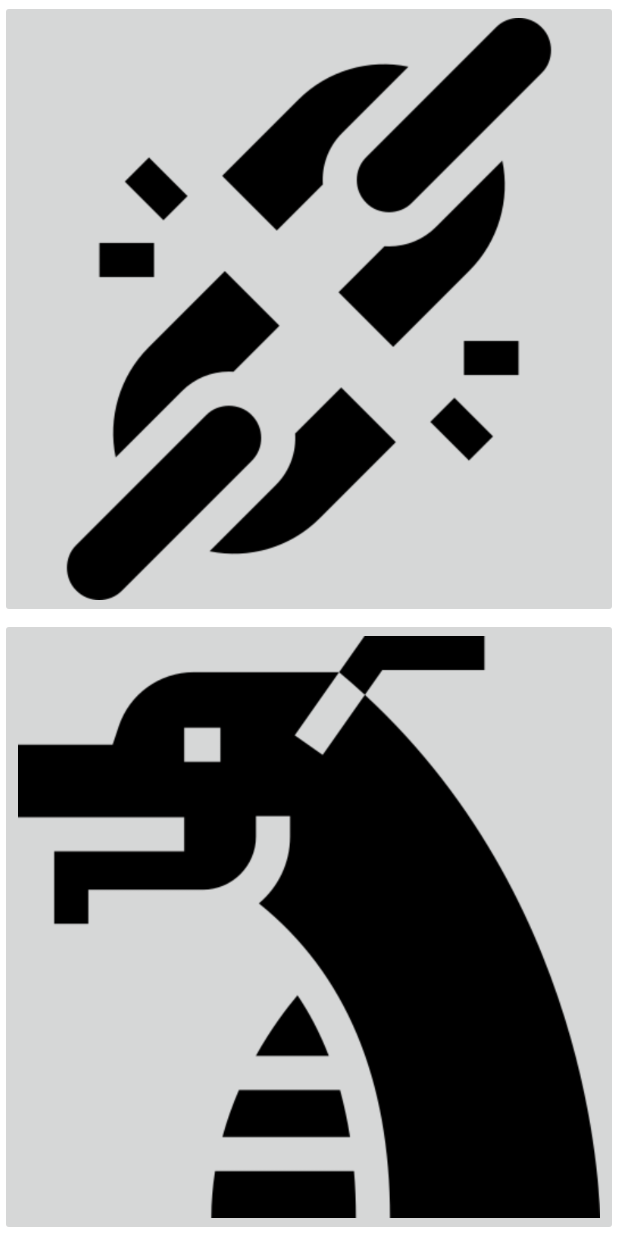
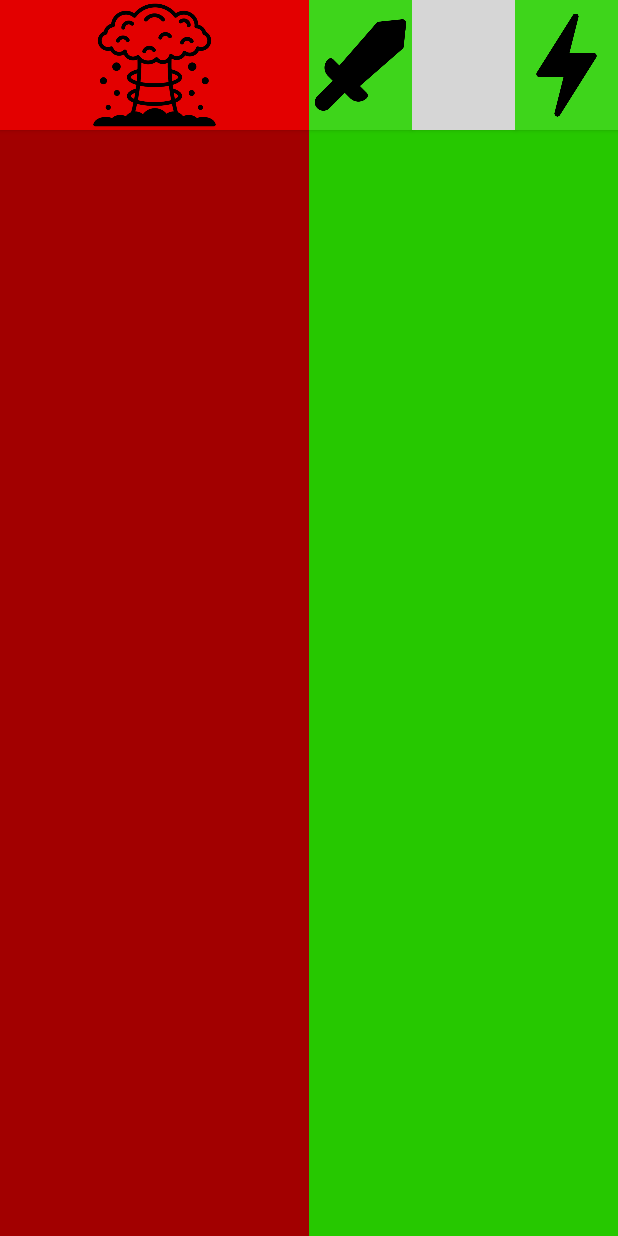
Before and after one commit to JSanchez78657/BattleConLifeTracker, an Android app: the screen it shows after launch (DynamicGameScreen), on a phone screen of 412 x 824 dp. Run offline under Robolectric (Android 15) with nearby library versions, the phone set to English and light mode, and no system bars; grey boxes are pictures that could not be loaded.

Commit message:
Designed the pieces needed to modularize the layout population. Figured out how to build with them. TODO: Build the standard layouts necessary for gameplay.

```diff
--- a/app/src/main/java/com/example/battleconlifetracker/layouts/DynamicGameScreen.kt
+++ b/app/src/main/java/com/example/battleconlifetracker/layouts/DynamicGameScreen.kt
@@ -15,36 +15,32 @@ class DynamicGameScreen : AppCompatActivity() {
     override fun onCreate(savedInstanceState: Bundle?) {
         super.onCreate(savedInstanceState)
         setContentView(R.layout.team_game)
-        var constraintLayout = findViewById<ConstraintLayout>(R.id.TeamConstraint)
-        var constraintSet = ConstraintSet()
-        var topButton = ImageButton(constraintLayout.context)
-        var bottomButton = ImageButton(constraintLayout.context)
+        var constraintLayout = findViewById<ConstraintLayout>(R.id.GameConstraint)
 
-        topButton.id = View.generateViewId()
-        topButton.scaleType = ImageView.ScaleType.FIT_CENTER
-        topButton.layoutParams = ViewGroup.LayoutParams(0,0)
-        topButton.setImageResource(R.drawable.freedom)
+        var health = layoutInflater.inflate(R.layout.health_block, constraintLayout, false)
+        var force = layoutInflater.inflate(R.layout.force_block, constraintLayout, false)
 
-        bottomButton.id = View.generateViewId()
-        bottomButton.scaleType = ImageView.ScaleType.FIT_CENTER
-        bottomButton.layoutParams = ViewGroup.LayoutParams(0,0)
-        bottomButton.setImageResource(R.drawable.dragon)
+        var constraints = ConstraintSet()
 
-        constraintLayout.addView(topButton)
-        constraintLayout.addView(bottomButton)
+        health.id = View.generateViewId()
+        force.id = View.generateViewId()
 
-        constraintSet.clone(constraintLayout)
-        constraintSet.connect(topButton.id, ConstraintSet.TOP, ConstraintSet.PARENT_ID, ConstraintSet.TOP)
-        constraintSet.connect(topButton.id, ConstraintSet.BOTTOM, bottomButton.id, ConstraintSet.TOP)
-        constraintSet.connect(topButton.id, ConstraintSet.START, ConstraintSet.PARENT_ID, ConstraintSet.START)
-        constraintSet.connect(topButton.id, ConstraintSet.END, ConstraintSet.PARENT_ID, ConstraintSet.END)
+        constraintLayout.addView(health)
+        constraintLayout.addView(force)
 
-        constraintSet.connect(bottomButton.id, ConstraintSet.TOP, topButton.id, ConstraintSet.BOTTOM)
-        constraintSet.connect(bottomButton.id, ConstraintSet.BOTTOM, ConstraintSet.PARENT_ID, ConstraintSet.BOTTOM)
-        constraintSet.connect(bottomButton.id, ConstraintSet.START, ConstraintSet.PARENT_ID, ConstraintSet.START)
-        constraintSet.connect(bottomButton.id, ConstraintSet.END, ConstraintSet.PARENT_ID, ConstraintSet.END)
-        constraintSet.applyTo(constraintLayout)
+        constraints.clone(constraintLayout)
 
+        constraints.connect(health.id, ConstraintSet.TOP, ConstraintSet.PARENT_ID, ConstraintSet.TOP)
+        constraints.connect(health.id, ConstraintSet.BOTTOM, ConstraintSet.PARENT_ID, ConstraintSet.BOTTOM)
+        constraints.connect(health.id, ConstraintSet.START, ConstraintSet.PARENT_ID, ConstraintSet.START)
+        constraints.connect(health.id, ConstraintSet.END, force.id, ConstraintSet.START)
+
+        constraints.connect(force.id, ConstraintSet.TOP, ConstraintSet.PARENT_ID, ConstraintSet.TOP)
+        constraints.connect(force.id, ConstraintSet.BOTTOM, ConstraintSet.PARENT_ID, ConstraintSet.BOTTOM)
+        constraints.connect(force.id, ConstraintSet.START, health.id, ConstraintSet.END)
+        constraints.connect(force.id, ConstraintSet.END, ConstraintSet.PARENT_ID, ConstraintSet.END)
+
+        constraints.applyTo(constraintLayout)
         setContentView(constraintLayout)
     }
 }
--- a/app/src/main/res/layout/activity_main.xml
+++ b/app/src/main/res/layout/activity_main.xml
@@ -59,7 +59,7 @@
             app:layout_constraintBottom_toTopOf="@id/TopOfBeatZone"
             app:layout_constraintStart_toEndOf="@id/P2VerticalMiddleLine"
             app:layout_constraintEnd_toEndOf="parent"/>
-    <!-- P2 Force zone -->
+    <!-- P2 Life zone -->
     <TextView
             android:id="@+id/P2LifeTotal"
             android:rotation="180"
--- /dev/null
+++ b/app/src/main/res/layout/end_of_beat_block.xml
@@ -0,0 +1,60 @@
+<?xml version="1.0" encoding="utf-8"?>
+<androidx.constraintlayout.widget.ConstraintLayout xmlns:android="http://schemas.android.com/apk/res/android"
+        android:layout_width="match_parent"
+        android:layout_height="match_parent"
+        xmlns:tools="http://schemas.android.com/tools"
+        android:background="@color/end_beat_blue"
+        xmlns:app="http://schemas.android.com/apk/res-auto"
+        tools:context=".layouts.DynamicGameScreen">
+    <TextView
+            android:id="@+id/RemainingForceLeft"
+            android:rotation="180"
+            android:layout_width="wrap_content"
+            android:layout_height="0dp"
+            android:textSize="@dimen/med_font"
+            android:textColor="@color/text_white"
+            android:elevation="100dp"
+            app:layout_constraintTop_toTopOf="parent"
+            app:layout_constraintBottom_toBottomOf="parent"
+            app:layout_constraintStart_toStartOf="parent"
+            app:layout_constraintEnd_toStartOf="@id/EndBeatButton"/>
+    <ImageButton
+            android:id="@+id/EndBeatButton"
+            android:contentDescription="@string/end_beat"
+            android:src="@drawable/stopwatch"
+            android:scaleType="fitCenter"
+            android:textSize="15sp"
+            android:background="@android:color/transparent"
+            android:layout_width="0dp"
+            android:layout_height="0dp"
+            app:layout_constraintTop_toTopOf="parent"
+            app:layout_constraintBottom_toBottomOf="parent"
+            app:layout_constraintStart_toEndOf="@id/RemainingForceLeft"
+            app:layout_constraintEnd_toStartOf="@id/RemainingForceRight"/>
+    <TextView
+            android:id="@+id/RemainingForceRight"
+            android:layout_width="wrap_content"
+            android:layout_height="0dp"
+            android:textSize="@dimen/med_font"
+            android:textColor="@color/text_white"
+            android:elevation="100dp"
+            app:layout_constraintTop_toTopOf="parent"
+            app:layout_constraintBottom_toBottomOf="parent"
+            app:layout_constraintStart_toEndOf="@id/EndBeatButton"
+            app:layout_constraintEnd_toEndOf="parent"/>
+    <ImageButton
+            android:id="@+id/MenuButton"
+            android:contentDescription="@string/open_menu"
+            android:layout_width="wrap_content"
+            android:layout_height="0dp"
+            android:background="@android:color/transparent"
+            android:src="@drawable/gear"
+            android:scaleType="fitCenter"
+            android:adjustViewBounds="true"
+            android:layout_marginBottom="2dp"
+            android:layout_marginTop="2dp"
+            android:layout_marginEnd="2dp"
+            app:layout_constraintTop_toTopOf="parent"
+            app:layout_constraintBottom_toBottomOf="parent"
+            app:layout_constraintEnd_toEndOf="parent"/>
+</androidx.constraintlayout.widget.ConstraintLayout>
--- /dev/null
+++ b/app/src/main/res/layout/force_block.xml
@@ -0,0 +1,85 @@
+<?xml version="1.0" encoding="utf-8"?>
+<androidx.constraintlayout.widget.ConstraintLayout xmlns:android="http://schemas.android.com/apk/res/android"
+        android:layout_width="0dp"
+        android:layout_height="0dp"
+        xmlns:app="http://schemas.android.com/apk/res-auto"
+        xmlns:tools="http://schemas.android.com/tools"
+        android:id="@+id/ForceBlock"
+        tools:context=".layouts.DynamicGameScreen">
+    <androidx.constraintlayout.widget.Guideline
+            android:id="@+id/AnteLine"
+            android:layout_width="wrap_content"
+            android:layout_height="wrap_content"
+            android:orientation="horizontal"
+            app:layout_constraintGuide_percent=".105"/>
+    <ImageButton
+            android:id="@+id/PowerAnteButton"
+            android:contentDescription="@string/ante_power"
+            android:background="@color/ante_overload_green"
+            android:src="@drawable/sword"
+            android:scaleType="fitCenter"
+            android:layout_width="0dp"
+            android:layout_height="0dp"
+            android:elevation="2dp"
+            app:layout_constraintTop_toTopOf="parent"
+            app:layout_constraintBottom_toTopOf="@id/AnteLine"
+            app:layout_constraintStart_toStartOf="parent"
+            app:layout_constraintEnd_toStartOf="@id/GuardAnteButton"/>
+    <ImageButton
+            android:id="@+id/GuardAnteButton"
+            android:contentDescription="@string/ante_guard"
+            android:background="@color/ante_overload_green"
+            android:src="@drawable/shield"
+            android:scaleType="fitCenter"
+            android:layout_width="0dp"
+            android:layout_height="0dp"
+            android:elevation="2dp"
+            app:layout_constraintTop_toTopOf="parent"
+            app:layout_constraintBottom_toTopOf="@id/AnteLine"
+            app:layout_constraintStart_toEndOf="@id/PowerAnteButton"
+            app:layout_constraintEnd_toStartOf="@id/PrioAnteButton"/>
+    <ImageButton
+            android:id="@+id/PrioAnteButton"
+            android:contentDescription="@string/ante_prio"
+            android:background="@color/ante_overload_green"
+            android:src="@drawable/lightning"
+            android:scaleType="fitCenter"
+            android:layout_width="0dp"
+            android:layout_height="0dp"
+            android:elevation="2dp"
+            app:layout_constraintTop_toTopOf="parent"
+            app:layout_constraintBottom_toTopOf="@id/AnteLine"
+            app:layout_constraintStart_toEndOf="@id/GuardAnteButton"
+            app:layout_constraintEnd_toEndOf="parent"/>
+    <TextView
+            android:id="@+id/ForceTotal"
+            android:layout_width="wrap_content"
+            android:layout_height="wrap_content"
+            android:textSize="@dimen/big_font"
+            android:textColor="@color/text_white"
+            android:elevation="100dp"
+            app:layout_constraintTop_toTopOf="parent"
+            app:layout_constraintBottom_toTopOf="parent"
+            app:layout_constraintStart_toEndOf="parent"
+            app:layout_constraintEnd_toEndOf="parent"/>
+    <ImageButton
+            android:id="@+id/GainForce"
+            android:background="@color/force_point_green"
+            android:contentDescription="@string/gain_force"
+            android:layout_width="0dp"
+            android:layout_height="0dp"
+            app:layout_constraintTop_toTopOf="parent"
+            app:layout_constraintBottom_toTopOf="@id/LoseForce"
+            app:layout_constraintStart_toStartOf="parent"
+            app:layout_constraintEnd_toEndOf="parent"/>
+    <ImageButton
+            android:id="@+id/LoseForce"
+            android:background="@color/force_point_green"
+            android:contentDescription="@string/gain_force"
+            android:layout_width="0dp"
+            android:layout_height="0dp"
+            app:layout_constraintTop_toBottomOf="@id/GainForce"
+            app:layout_constraintBottom_toBottomOf="parent"
+            app:layout_constraintStart_toStartOf="parent"
+            app:layout_constraintEnd_toEndOf="parent"/>
+</androidx.constraintlayout.widget.ConstraintLayout>
--- /dev/null
+++ b/app/src/main/res/layout/health_block.xml
@@ -0,0 +1,59 @@
+<?xml version="1.0" encoding="utf-8"?>
+<androidx.constraintlayout.widget.ConstraintLayout xmlns:android="http://schemas.android.com/apk/res/android"
+        android:layout_width="0dp"
+        android:layout_height="0dp"
+        xmlns:app="http://schemas.android.com/apk/res-auto"
+        xmlns:tools="http://schemas.android.com/tools"
+        android:id="@+id/HealthBlock"
+        tools:context=".layouts.DynamicGameScreen">
+    <androidx.constraintlayout.widget.Guideline
+            android:id="@+id/FinisherLine"
+            android:layout_width="wrap_content"
+            android:layout_height="wrap_content"
+            android:orientation="horizontal"
+            app:layout_constraintGuide_percent=".105"/>
+    <ImageButton
+            android:id="@+id/FinisherButton"
+            android:background="@color/finisher_red"
+            android:src="@drawable/explosion"
+            android:scaleType="fitCenter"
+            android:contentDescription="@string/finisher"
+            android:layout_width="0dp"
+            android:layout_height="0dp"
+            android:elevation="2dp"
+            app:layout_constraintTop_toTopOf="parent"
+            app:layout_constraintBottom_toTopOf="@id/FinisherLine"
+            app:layout_constraintStart_toStartOf="parent"
+            app:layout_constraintEnd_toEndOf="parent"/>
+    <TextView
+            android:id="@+id/LifeTotal"
+            android:layout_width="wrap_content"
+            android:layout_height="wrap_content"
+            android:textSize="@dimen/big_font"
+            android:textColor="@color/text_white"
+            android:elevation="100dp"
+            app:layout_constraintTop_toTopOf="parent"
+            app:layout_constraintBottom_toBottomOf="parent"
+            app:layout_constraintStart_toStartOf="parent"
+            app:layout_constraintEnd_toEndOf="parent"/>
+    <ImageButton
+            android:id="@+id/GainLife"
+            android:background="@color/life_point_red"
+            android:contentDescription="@string/gain_life"
+            android:layout_width="0dp"
+            android:layout_height="0dp"
+            app:layout_constraintTop_toTopOf="parent"
+            app:layout_constraintBottom_toTopOf="@id/LoseLife"
+            app:layout_constraintStart_toStartOf="parent"
+            app:layout_constraintEnd_toEndOf="parent"/>
+    <ImageButton
+            android:id="@+id/LoseLife"
+            android:background="@color/life_point_red"
+            android:contentDescription="@string/gain_life"
+            android:layout_width="0dp"
+            android:layout_height="0dp"
+            app:layout_constraintTop_toBottomOf="@id/GainLife"
+            app:layout_constraintBottom_toBottomOf="parent"
+            app:layout_constraintStart_toStartOf="parent"
+            app:layout_constraintEnd_toEndOf="parent"/>
+</androidx.constraintlayout.widget.ConstraintLayout>
--- a/app/src/main/res/layout/team_game.xml
+++ b/app/src/main/res/layout/team_game.xml
@@ -3,7 +3,6 @@
         android:layout_width="match_parent"
         android:layout_height="match_parent"
         xmlns:tools="http://schemas.android.com/tools"
-        android:id="@+id/TeamConstraint"
+        android:id="@+id/GameConstraint"
         tools:context=".layouts.DynamicGameScreen">
-
 </androidx.constraintlayout.widget.ConstraintLayout>
```
